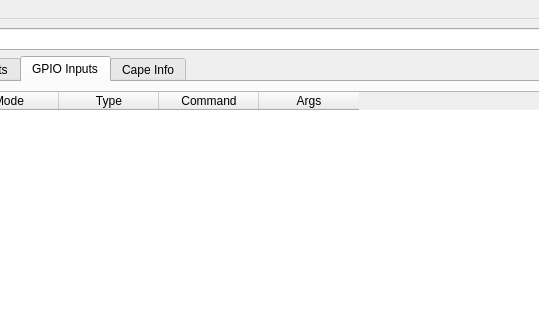
computergeek1507/CapeEEPROMViewer, file res/mainwindow.ui: the form before one commit; both pictures show x 164 to 703 and y 0 to 320 of the 1046 by 851 pixel window.
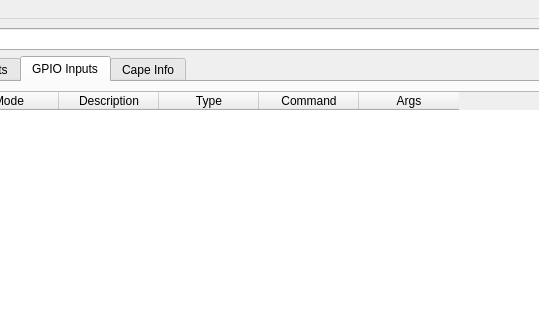
The form after the commit. The open tabs and pages were chosen to show the change. Icons and pictures are not drawn.

Commit message: fix falling gpio

Patch:
```diff
--- a/res/mainwindow.ui
+++ b/res/mainwindow.ui
@@ -119,6 +119,11 @@
             <string>Mode</string>
            </property>
           </column>
+          <column>
+           <property name="text">
+            <string>Description</string>
+           </property>
+          </column>
           <column>
            <property name="text">
             <string>Type</string>
```
Left out of the diff: 2 changed lines with no effect on the pictures. The commit also changes 1 other file.
